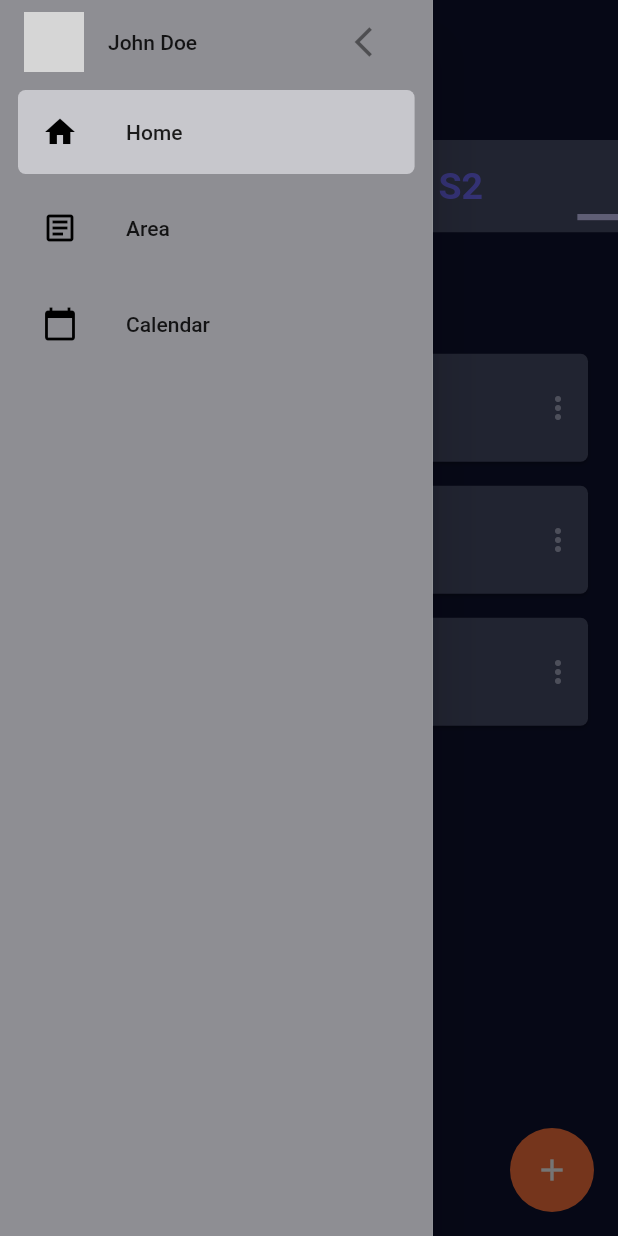
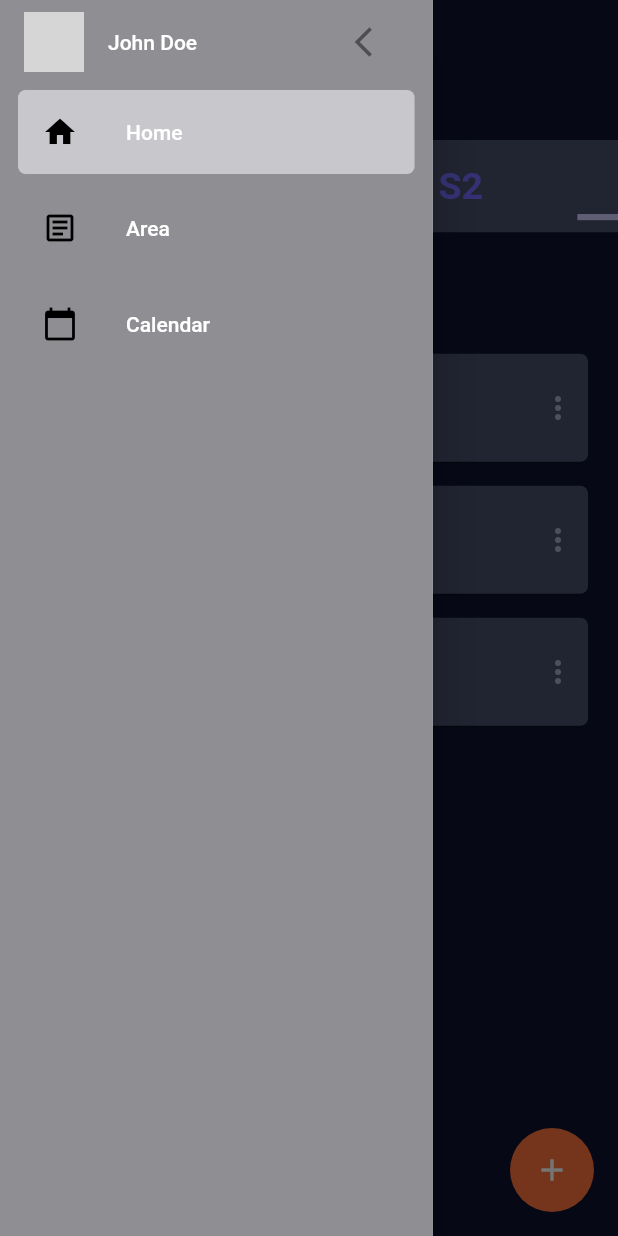
Before and after one commit to CoderPush/Stepper, a Flutter app: the screen it shows after launch, with the side drawer open, on a phone screen of 412 x 824 dp. Run offline on Flutter 3.47's test engine with Material 2 defaults, Android fonts, the phone set to English and light mode, and no system bars; our stand-ins replace bloc, flutter_bloc, readmore; network calls fail; grey boxes are pictures that could not be loaded.

Commit message:
Adding post_detail_screen
Override text theme for entire app
Add achieved prop for Goal model
Add taggedGoalIds prop for Post model

```diff
--- a/lib/common/texts.dart
+++ b/lib/common/texts.dart
@@ -11,3 +11,4 @@ const String good = 'Good';
 const String goalThisMonth = 'Goal this month';
 const String seeMore = 'See more';
 const String seeLess = 'See less';
+const String post = 'Post';
--- a/lib/data/model/goal.dart
+++ b/lib/data/model/goal.dart
@@ -3,11 +3,13 @@ class Goal {
   final int goalId;
   final String areaName;
   final DateTime createdTime;
+  final bool achieved;
 
   const Goal({
     required this.goalId,
     required this.goalDescription,
     required this.areaName,
     required this.createdTime,
+    required this.achieved,
   });
 }
--- a/lib/data/model/post.dart
+++ b/lib/data/model/post.dart
@@ -3,11 +3,13 @@ class Post {
   final String description;
   final String? imageUrl;
   final String areaName;
+  final List<int> taggedGoalIds;
 
   const Post({
     required this.areaName,
     required this.postedTime,
     required this.description,
     this.imageUrl,
+    required this.taggedGoalIds,
   });
 }
--- a/lib/dummy_data.dart
+++ b/lib/dummy_data.dart
@@ -137,48 +137,56 @@ final List<Goal> goalList = [
     goalDescription: 'Marriage and Family Harmony',
     areaName: 'S1',
     createdTime: DateTime(2021, 10, 21),
+    achieved: false,
   ),
   Goal(
     goalId: 2,
     goalDescription: 'Proper Mindset and Balance',
     areaName: 'S1',
     createdTime: DateTime(2021, 10, 19),
+    achieved: false,
   ),
   Goal(
     goalId: 3,
     goalDescription: 'Commitment to Improved Physical Health',
     areaName: 'S1',
     createdTime: DateTime(2021, 05, 02),
+    achieved: true,
   ),
   Goal(
     goalId: 4,
     goalDescription: 'Career Passion and Personal Satisfaction',
     areaName: 'S2',
     createdTime: DateTime(2021, 09, 21),
+    achieved: true,
   ),
   Goal(
     goalId: 5,
     goalDescription: 'Develop Empathy and Gentleness',
     areaName: 'S2',
     createdTime: DateTime(2021, 07, 20),
+    achieved: true,
   ),
   Goal(
     goalId: 6,
     goalDescription: 'Financial Stability',
     areaName: 'M1',
     createdTime: DateTime(2021, 09, 21),
+    achieved: false,
   ),
   Goal(
     goalId: 7,
     goalDescription: 'Service and Social Responsibility',
     areaName: 'M2',
     createdTime: DateTime(2021, 10, 21),
+    achieved: true,
   ),
   Goal(
     goalId: 8,
     goalDescription: 'Stress-Busting Leisure Time',
     areaName: 'E1',
     createdTime: DateTime(2021, 08, 21),
+    achieved: false,
   ),
 ];
 
@@ -188,41 +196,48 @@ final List<Post> postList = [
     postedTime: DateTime(2021, 10, 21),
     description:
         'Duis leo. Sed fringilla mauris sit amet nibh. Donec sodales sagittis magna. Sed consequat, leo eget bibendum sodales, augue velit cursus nunc asr rewc adcby af aeqrq qesv bgfb uhsdf uihsdfih huiw fhaui uif',
+    taggedGoalIds: [1, 2],
   ),
   Post(
     areaName: 'S1',
     postedTime: DateTime(2021, 10, 19),
     description:
         'Duis leo. Sed fringilla mauris sit amet nibh. Donec sodales sagittis magna. Sed consequat, leo eget bibendum sodales, augue velit cursus nunc',
+    taggedGoalIds: [3],
   ),
   Post(
     areaName: 'S1',
     postedTime: DateTime(2021, 10, 15),
     description:
         'Duis leo. Sed fringilla mauris sit amet nibh. Donec sodales sagittis magna. Sed consequat, leo eget bibendum sodales, augue velit cursus nunc',
+    taggedGoalIds: [],
   ),
   Post(
     areaName: 'S1',
     postedTime: DateTime(2021, 09, 21),
     description:
         'Duis leo. Sed fringilla mauris sit amet nibh. Donec sodales sagittis magna. Sed consequat, leo eget bibendum sodales, augue velit cursus nunc',
+    taggedGoalIds: [5, 3],
   ),
   Post(
     areaName: 'S2',
     postedTime: DateTime(2021, 09, 14),
     description:
         'Duis leo. Sed fringilla mauris sit amet nibh. Donec sodales sagittis magna. Sed consequat, leo eget bibendum sodales, augue velit cursus nunc',
+    taggedGoalIds: [8],
   ),
   Post(
     areaName: 'S2',
     postedTime: DateTime(2021, 08, 21),
     description:
         'Duis leo. Sed fringilla mauris sit amet nibh. Donec sodales sagittis magna. Sed consequat, leo eget bibendum sodales, augue velit cursus nunc',
+    taggedGoalIds: [6, 7],
   ),
   Post(
     areaName: 'S2',
     postedTime: DateTime(2021, 08, 22),
     description:
         'Duis leo. Sed fringilla mauris sit amet nibh. Donec sodales sagittis magna. Sed consequat, leo eget bibendum sodales, augue velit cursus nunc',
+    taggedGoalIds: [3, 4, 5],
   ),
 ];
--- a/lib/main.dart
+++ b/lib/main.dart
@@ -4,6 +4,7 @@ import 'package:stepper/common/palette.dart';
 import 'package:stepper/presentation/area/area.dart';
 import 'package:stepper/presentation/common/drawer/drawer.dart';
 import 'package:stepper/presentation/home/home.dart';
+import 'package:stepper/presentation/post_detail/post_detail_screen.dart';
 import 'package:stepper/presentation/post_list/post_list_screen.dart';
 import 'package:stepper/routes.dart';
 
@@ -25,12 +26,17 @@ class MyApp extends StatelessWidget {
         theme: ThemeData(
           scaffoldBackgroundColor: darkPurple,
           primarySwatch: Colors.blue,
+          textTheme: Theme.of(context).textTheme.apply(
+                bodyColor: white,
+                displayColor: white,
+              ),
         ),
         home: const HomeScreen(),
         routes: {
           Routes.home: (context) => const HomeScreen(),
           Routes.area: (context) => const AreaScreen(),
-          Routes.postList: (context) => const PostListScreen()
+          Routes.postList: (context) => const PostListScreen(),
+          Routes.postDetail: (context) => const PostDetailScreen()
         },
       ),
     );
--- a/lib/presentation/common/commons.dart
+++ b/lib/presentation/common/commons.dart
@@ -2,3 +2,4 @@ export 'custom_floating_button.dart';
 export 'goal/goal_list.dart';
 export 'drawer/drawer.dart';
 export 'area/area_item.dart';
+export 'post/post_day.dart';
--- a/lib/presentation/common/goal/goal_item.dart
+++ b/lib/presentation/common/goal/goal_item.dart
@@ -44,7 +44,7 @@ class _GoalItemState extends State<GoalItem> {
           ),
           title: const Text(
             'Lorem ipsum dolor sit amet, consectetur adipiscing elit',
-            style: TextStyle(fontSize: normalFontSize, color: white),
+            style: TextStyle(fontSize: normalFontSize),
           ),
           subtitle: Row(
             children: [
--- a/lib/presentation/home/views/home_screen.dart
+++ b/lib/presentation/home/views/home_screen.dart
@@ -41,7 +41,6 @@ class HomeScreen extends StatelessWidget {
                 child: Text(
                   recentlyUpdated,
                   style: TextStyle(
-                    color: white,
                     fontWeight: FontWeight.bold,
                     fontSize: mediumFontSize,
                   ),
@@ -58,7 +57,6 @@ class HomeScreen extends StatelessWidget {
                 child: Text(
                   priorityGoal,
                   style: TextStyle(
-                    color: white,
                     fontWeight: FontWeight.bold,
                     fontSize: mediumFontSize,
                   ),
--- a/lib/presentation/post_list/views/month_section.dart
+++ b/lib/presentation/post_list/views/month_section.dart
@@ -1,6 +1,5 @@
 import 'package:flutter/material.dart';
 import 'package:stepper/common/consts.dart';
-import 'package:stepper/common/palette.dart';
 import 'package:stepper/common/texts.dart';
 import 'package:stepper/data/model/models.dart';
 import 'package:stepper/presentation/common/commons.dart';
@@ -25,7 +24,6 @@ class MonthSection extends StatelessWidget {
           child: Text(
             goalThisMonth,
             style: TextStyle(
-              color: white,
               fontSize: mediumFontSize,
               fontWeight: FontWeight.bold,
             ),
--- a/lib/routes.dart
+++ b/lib/routes.dart
@@ -2,4 +2,5 @@ class Routes {
   static const String home = '/home';
   static const String area = '/area';
   static const String postList = '/postList';
+  static const String postDetail = '/postDetail';
 }
```
Also changed, not shown: lib/presentation/common/post/post_day.dart (added, +36 -0 lines), lib/presentation/post_detail/post_detail_screen.dart (added, +63 -0 lines), lib/presentation/post_detail/views/detail_goal_item.dart (added, +38 -0 lines), lib/presentation/post_list/views/area_main_card.dart (+1 -6 lines), lib/presentation/post_list/views/post_item.dart (+13 -3 lines).
